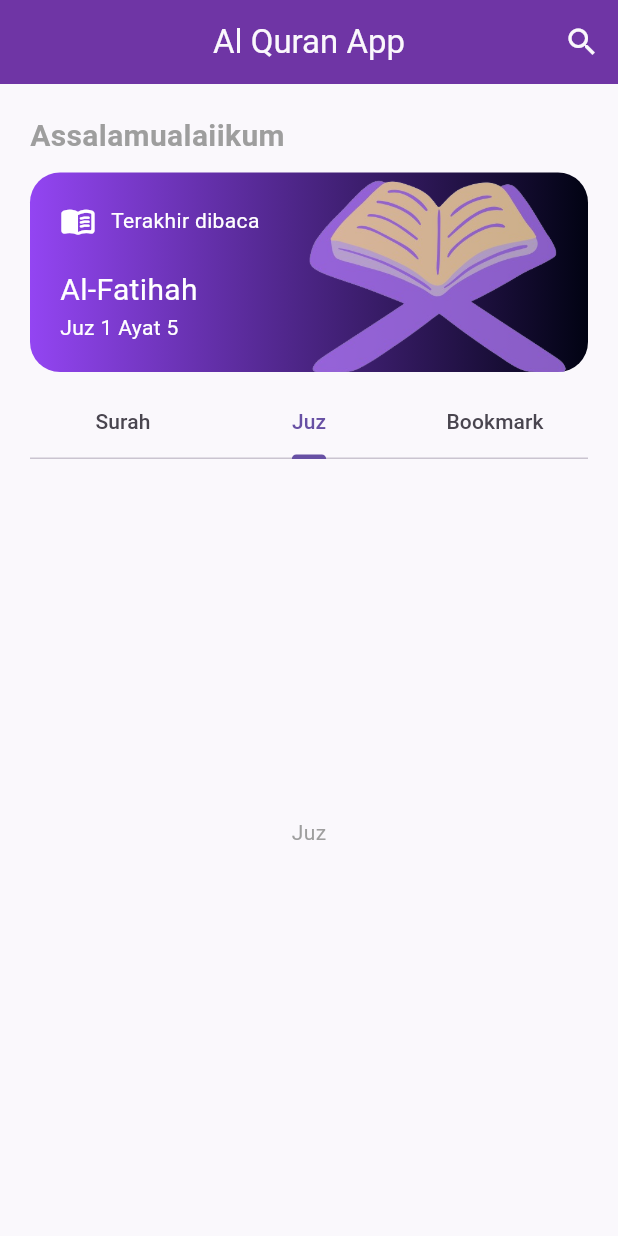
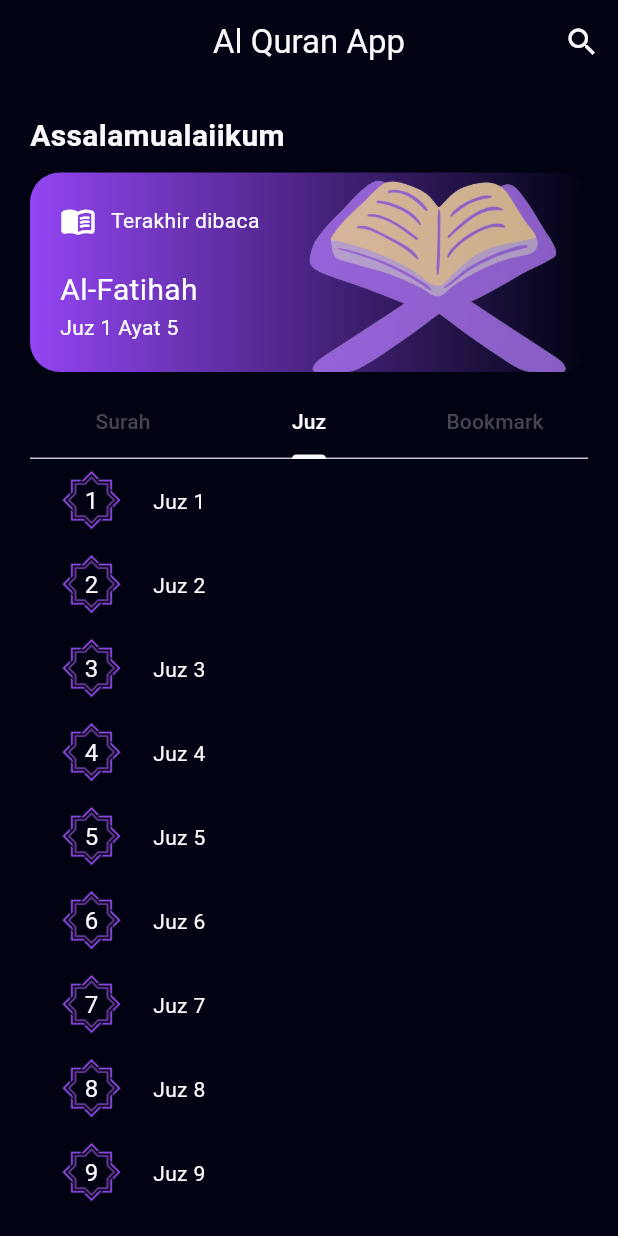
Before and after one commit to Renggars/project-pbo, a Flutter app: the screen it shows after launch, tab 2 chosen, on a phone screen of 412 x 824 dp. Run offline on Flutter 3.47's test engine with Material 3 defaults, Android fonts, the phone set to English and light mode, and no system bars; our stand-ins replace get, lottie; network calls fail.

Commit message:
Home Surah Dark

```diff
--- a/lib/app/modules/home/views/home_view.dart
+++ b/lib/app/modules/home/views/home_view.dart
@@ -112,6 +112,8 @@ class HomeView extends GetView<HomeController> {
                 ),
               ),
               TabBar(
+                indicatorColor: Get.isDarkMode ? appPurple : appWhite,
+                labelColor: Get.isDarkMode ? appPurple : appWhite,
                 tabs: [
                   Tab(
                     text: "Surah",
@@ -151,11 +153,22 @@ class HomeView extends GetView<HomeController> {
                                   Routes.DETAIL_SURAH,
                                   arguments: surah,
                                 ),
-                                leading: CircleAvatar(
-                                  child: Text(
-                                    "${surah.number}",
-                                    style:
-                                        Theme.of(context).textTheme.bodySmall,
+                                leading: Container(
+                                  height: 50,
+                                  width: 50,
+                                  decoration: BoxDecoration(
+                                    image: DecorationImage(
+                                      image: AssetImage(
+                                        "assets/images/list.png",
+                                      ),
+                                    ),
+                                  ),
+                                  child: Center(
+                                    child: Text(
+                                      "${surah.number}",
+                                      style:
+                                          Theme.of(context).textTheme.bodyLarge,
+                                    ),
                                   ),
                                 ),
                                 title: Text(
@@ -176,9 +189,34 @@ class HomeView extends GetView<HomeController> {
                         }
                       },
                     ),
-                    Center(
-                      child: Text("Juz"),
-                    ),
+                    ListView.builder(
+                        itemCount: 30,
+                        itemBuilder: (context, index) {
+                          return ListTile(
+                            onTap: () {},
+                            leading: Container(
+                              height: 50,
+                              width: 50,
+                              decoration: BoxDecoration(
+                                image: DecorationImage(
+                                  image: AssetImage(
+                                    "assets/images/list.png",
+                                  ),
+                                ),
+                              ),
+                              child: Center(
+                                child: Text(
+                                  "${index + 1}",
+                                  style: Theme.of(context).textTheme.bodyLarge,
+                                ),
+                              ),
+                            ),
+                            title: Text(
+                              "Juz ${index + 1}",
+                              style: Theme.of(context).textTheme.bodyMedium,
+                            ),
+                          );
+                        }),
                     Center(
                       child: Text("Bookmark"),
                     ),
--- a/lib/main.dart
+++ b/lib/main.dart
@@ -8,7 +8,7 @@ import 'package:aplikasi_alquran/app/constant/color.dart';
 void main() {
   runApp(
     GetMaterialApp(
-      theme: appLight,
+      theme: appDark,
       title: "Application",
       // initialRoute: Routes.INTRODUCTION,
       initialRoute: Routes.HOME,
```
Also changed, not shown: assets/images/list.png (added).
